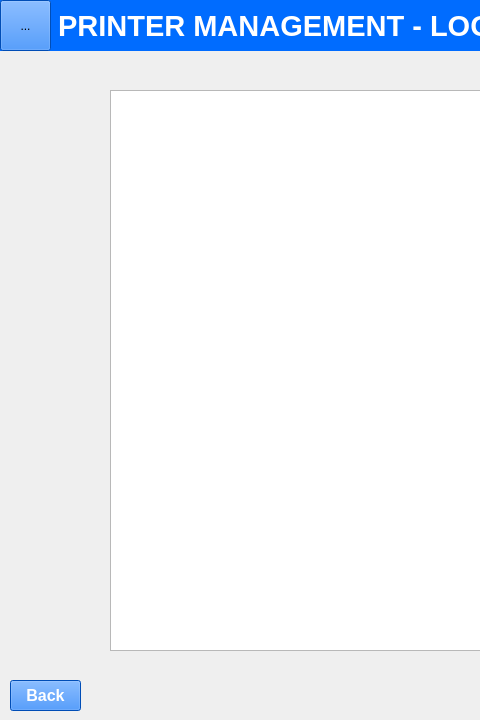
Above: Designer/logfile.ui from ParintonPrarom-148/Printer_Management_Program_For_Automated_Gate_System before the change; both pictures show x 0 to 480 and y 0 to 720 of the 1280 by 720 pixel window. Below: the same form after it.
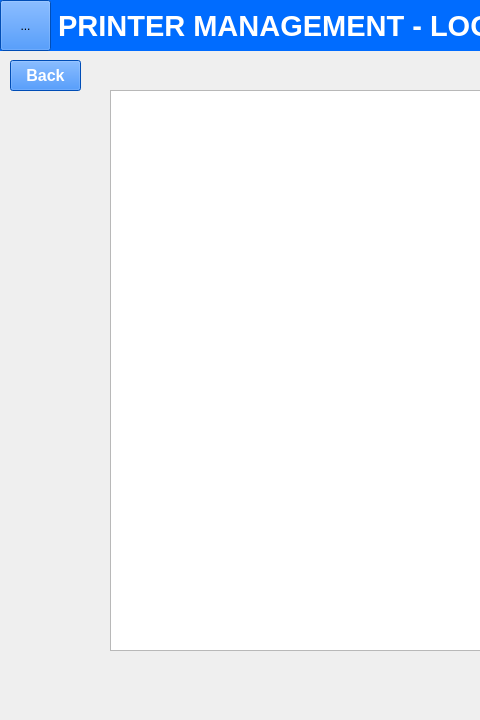
That is the form after the change. Icons and pictures are not drawn.

What changed in the file:
```diff
--- a/Designer/logfile.ui
+++ b/Designer/logfile.ui
@@ -101,7 +101,7 @@
    <property name="geometry">
     <rect>
      <x>10</x>
-     <y>680</y>
+     <y>60</y>
      <width>71</width>
      <height>31</height>
     </rect>
```
